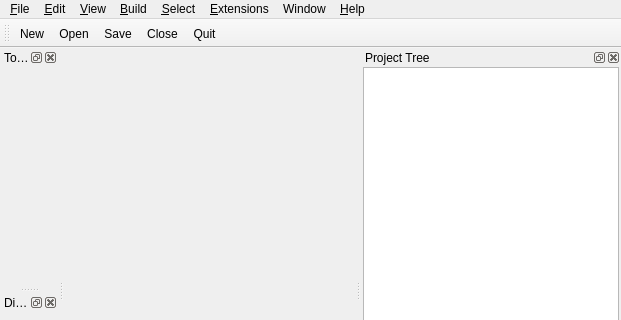
Qt form avogadro/src/mainwindow.ui (cryos/avogadro) before a commit; both pictures show x 0 to 621 and y 0 to 320 of the 621 by 553 pixel window.
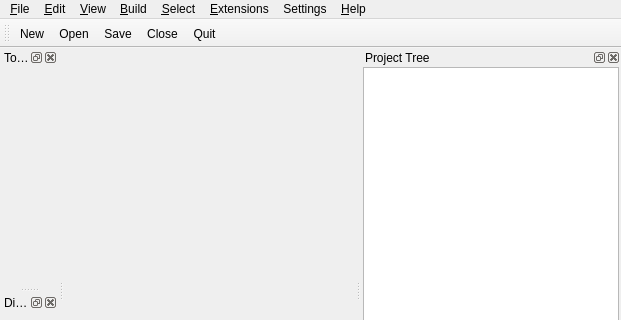
The same form after that commit. Icons and pictures are not drawn.

Commit message:
Revert "Use "Window" menu on all platforms, not just Mac." This is not working very well at all here, hold off until it can be improved for a later release.
This reverts commit 05ab7dc5218363e42c286cef6ed11eae92b3fcee.

```diff
--- a/avogadro/src/mainwindow.ui
+++ b/avogadro/src/mainwindow.ui
@@ -75,9 +75,9 @@
     <addaction name="separator" />
     <addaction name="actionQuit" />
    </widget>
-   <widget class="QMenu" name="menuWindow" >
+   <widget class="QMenu" name="menuSettings" >
     <property name="title" >
-     <string>Window</string>
+     <string>Settings</string>
     </property>
     <widget class="QMenu" name="menuToolbars" >
      <property name="title" >
@@ -143,7 +143,7 @@
    <addaction name="menuBuild" />
    <addaction name="menuSelect" />
    <addaction name="menuExtensions" />
-   <addaction name="menuWindow" />
+   <addaction name="menuSettings" />
    <addaction name="menuHelp" />
   </widget>
   <widget class="QStatusBar" name="statusbar" />
```
The commit also changes 1 other file.
